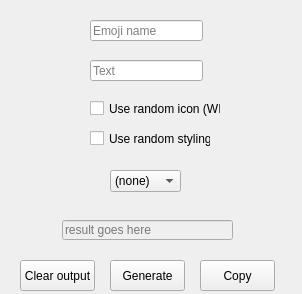
This is SOURCE.ui in error4OA/iconifier as Qt 5 draws it before an edit. The edited form follows.
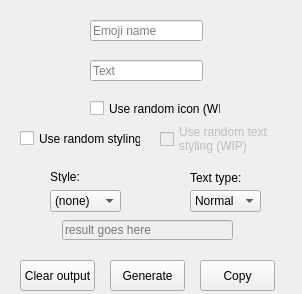
This is the edited form. Icons and pictures are not drawn.

Diff of the .ui file:
```diff
--- a/SOURCE.ui
+++ b/SOURCE.ui
@@ -52,8 +52,8 @@
   <widget class="QComboBox" name="styling">
    <property name="geometry">
     <rect>
-     <x>110</x>
-     <y>170</y>
+     <x>50</x>
+     <y>190</y>
      <width>71</width>
      <height>22</height>
     </rect>
@@ -131,7 +131,7 @@
   <widget class="QCheckBox" name="randomStyle">
    <property name="geometry">
     <rect>
-     <x>90</x>
+     <x>20</x>
      <y>130</y>
      <width>121</width>
      <height>17</height>
@@ -176,6 +176,80 @@
     <string>Clear output</string>
    </property>
   </widget>
+  <widget class="QComboBox" name="textStyling">
+   <property name="geometry">
+    <rect>
+     <x>190</x>
+     <y>190</y>
+     <width>71</width>
+     <height>22</height>
+    </rect>
+   </property>
+   <property name="toolTip">
+    <string>Select the type of brackets to use</string>
+   </property>
+   <property name="currentText">
+    <string>Normal</string>
+   </property>
+   <item>
+    <property name="text">
+     <string>Normal</string>
+    </property>
+   </item>
+   <item>
+    <property name="text">
+     <string>Lookalike</string>
+    </property>
+   </item>
+   <item>
+    <property name="text">
+     <string>L33t</string>
+    </property>
+   </item>
+  </widget>
+  <widget class="QLabel" name="styleType_label">
+   <property name="geometry">
+    <rect>
+     <x>50</x>
+     <y>170</y>
+     <width>47</width>
+     <height>13</height>
+    </rect>
+   </property>
+   <property name="text">
+    <string>Style:</string>
+   </property>
+  </widget>
+  <widget class="QLabel" name="textType_label">
+   <property name="geometry">
+    <rect>
+     <x>190</x>
+     <y>170</y>
+     <width>61</width>
+     <height>16</height>
+    </rect>
+   </property>
+   <property name="text">
+    <string>Text type:</string>
+   </property>
+  </widget>
+  <widget class="QCheckBox" name="randomStyle_2">
+   <property name="enabled">
+    <bool>false</bool>
+   </property>
+   <property name="geometry">
+    <rect>
+     <x>160</x>
+     <y>124</y>
+     <width>121</width>
+     <height>30</height>
+    </rect>
+   </property>
+   <property name="text">
+    <string>Use random text
+styling (WIP)</string>
+   </property>
+  </widget>
  </widget>
  <resources/>
  <connections/>
```
Left out of the diff: 2 changed lines with no effect on the pictures.
